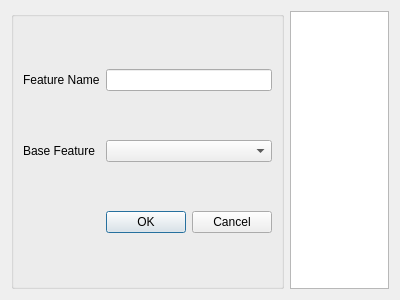
Old version of the form designer/camo_feature_dialog.ui in the repository JonRob812/CAMOnion.
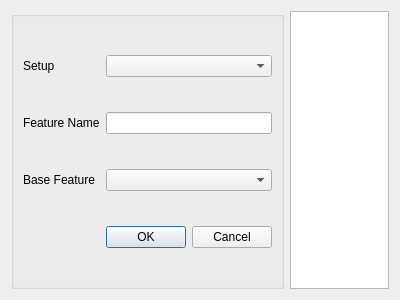
New version of the form.

```diff
--- a/designer/camo_feature_dialog.ui
+++ b/designer/camo_feature_dialog.ui
@@ -50,6 +50,16 @@
         </property>
        </widget>
       </item>
+      <item row="0" column="2">
+       <widget class="QComboBox" name="comboBox_2"/>
+      </item>
+      <item row="0" column="0">
+       <widget class="QLabel" name="label_3">
+        <property name="text">
+         <string>Setup</string>
+        </property>
+       </widget>
+      </item>
      </layout>
     </widget>
    </item>
```
